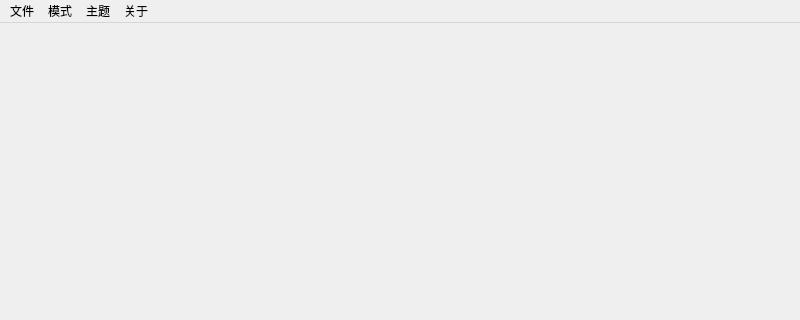
Old version of the form ui/Main.ui in the repository HQZ-OhNone/randname; both pictures show x 0 to 800 and y 0 to 320 of the 800 by 600 pixel window.
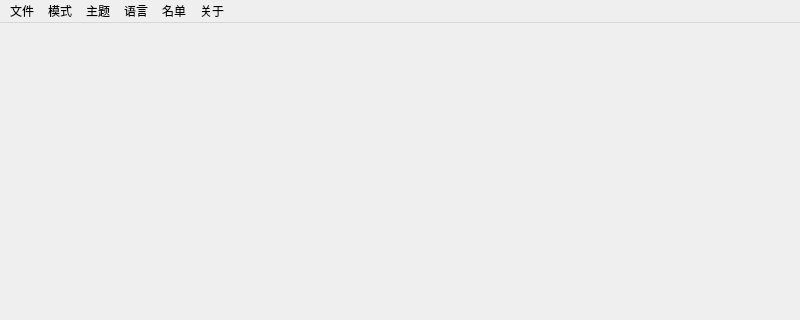
New version of the form.

```diff
--- a/ui/Main.ui
+++ b/ui/Main.ui
@@ -66,6 +66,11 @@
     <addaction name="action_license"/>
     <addaction name="action_repository"/>
    </widget>
+   <widget class="QMenu" name="menu_log_level">
+    <property name="title">
+     <string>日志等级</string>
+    </property>
+   </widget>
    <widget class="QMenu" name="menu_theme">
     <property name="title">
      <string>主题</string>
@@ -77,9 +82,21 @@
     <addaction name="action_theme_green"/>
     <addaction name="action_theme_purple"/>
    </widget>
+  <widget class="QMenu" name="menu_language">
+   <property name="title">
+    <string>语言</string>
+   </property>
+  </widget>
+  <widget class="QMenu" name="menu_roster">
+   <property name="title">
+    <string>名单</string>
+   </property>
+  </widget>
    <addaction name="menu_file"/>
    <addaction name="menu_mode"/>
    <addaction name="menu_theme"/>
+  <addaction name="menu_language"/>
+  <addaction name="menu_roster"/>
    <addaction name="menu_about"/>
   </widget>
   <widget class="QStatusBar" name="statusbar"/>
```
Left out of the diff: 60 changed lines with no effect on the pictures.
